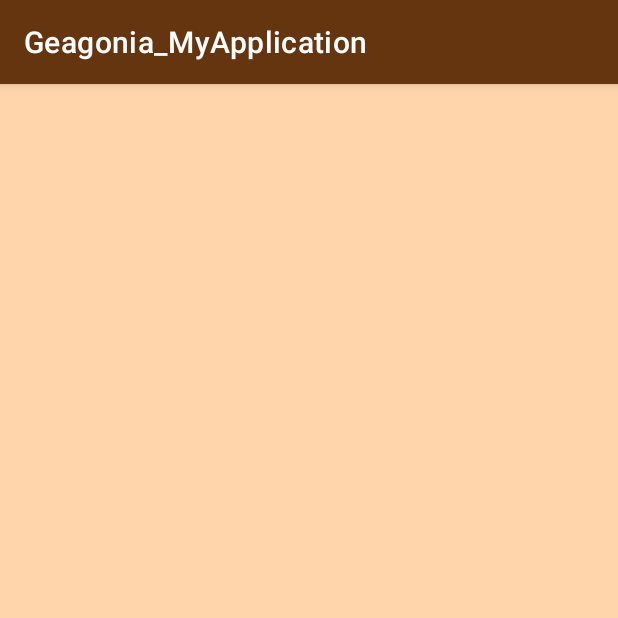
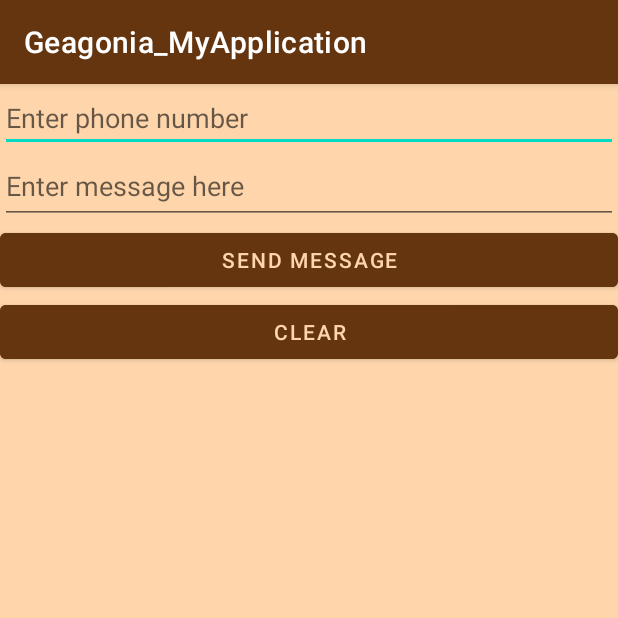
Before and after one commit to MarkYuriPG/Geagonia_MyApplication, an Android app: the SMS screen opened directly, with no data from a screen before it, on a phone screen of 412 x 824 dp, the top half of it. Run offline under Robolectric (Android 15) with nearby library versions, the phone set to English and light mode, and no system bars.

Commit message:
Implement SMS

```diff
--- a/app/src/main/java/com/example/geagonia_myapplication/SMS.java
+++ b/app/src/main/java/com/example/geagonia_myapplication/SMS.java
@@ -2,12 +2,25 @@ package com.example.geagonia_myapplication;
 
 import androidx.appcompat.app.AppCompatActivity;
 
+import android.content.Intent;
 import android.graphics.drawable.ColorDrawable;
+import android.net.Uri;
 import android.os.Bundle;
+import android.view.View;
+import android.widget.Button;
+import android.widget.EditText;
+import android.widget.Toast;
 
 import java.util.Objects;
 
 public class SMS extends AppCompatActivity {
+
+    Button bt_Send;
+    EditText phoneNumber_txt;
+    EditText message_txt;
+    String phoneNumber;
+    String message;
+
 
     @Override
     protected void onCreate(Bundle savedInstanceState) {
@@ -15,5 +28,22 @@ public class SMS extends AppCompatActivity {
         setContentView(R.layout.activity_sms);
         Objects.requireNonNull(getSupportActionBar()).setBackgroundDrawable(new ColorDrawable(getResources().getColor(R.color.caramel)));
 
+        bt_Send = (Button) findViewById(R.id.bt_send);
+        phoneNumber_txt = (EditText) findViewById(R.id.editTextPhoneNumber);
+        message_txt = (EditText) findViewById(R.id.editTextMessage);
+
+        bt_Send.setOnClickListener(new View.OnClickListener() {
+            @Override
+            public void onClick(View view) {
+                phoneNumber = phoneNumber_txt.getText().toString();
+                message = message_txt.getText().toString();
+                Intent intent = new Intent(Intent.ACTION_VIEW, Uri.fromParts("sms", phoneNumber, null));
+                intent.putExtra("sms_body", message);
+                startActivity(intent);
+
+                Toast.makeText(SMS.this, "Message Sent", Toast.LENGTH_SHORT).show();
+            }
+        });
+
     }
 }
--- a/app/src/main/res/layout/activity_sms.xml
+++ b/app/src/main/res/layout/activity_sms.xml
@@ -7,4 +7,43 @@
     tools:context=".SMS"
     android:background="@color/amebg">
 
+    <LinearLayout
+        android:layout_width="match_parent"
+        android:layout_height="match_parent"
+        android:orientation="vertical">
+
+        <EditText
+            android:id="@+id/editTextPhoneNumber"
+            android:layout_width="match_parent"
+            android:layout_height="wrap_content"
+            android:ems="10"
+            android:hint="Enter phone number"
+            android:inputType="phone" />
+
+        <EditText
+            android:id="@+id/editTextMessage"
+            android:layout_width="match_parent"
+            android:layout_height="wrap_content"
+            android:ems="10"
+            android:gravity="start|top"
+            android:hint="Enter message here"
+            android:inputType="textMultiLine"
+            android:minHeight="48dp" />
+
+        <Button
+            android:id="@+id/bt_send"
+            android:layout_width="match_parent"
+            android:layout_height="wrap_content"
+            android:backgroundTint="@color/caramel"
+            android:textColor="@color/amebg"
+            android:text="send message" />
+
+        <Button
+            android:id="@+id/clear"
+            android:layout_width="match_parent"
+            android:layout_height="wrap_content"
+            android:backgroundTint="@color/caramel"
+            android:textColor="@color/amebg"
+            android:text="clear" />
+    </LinearLayout>
 </androidx.constraintlayout.widget.ConstraintLayout>
```
